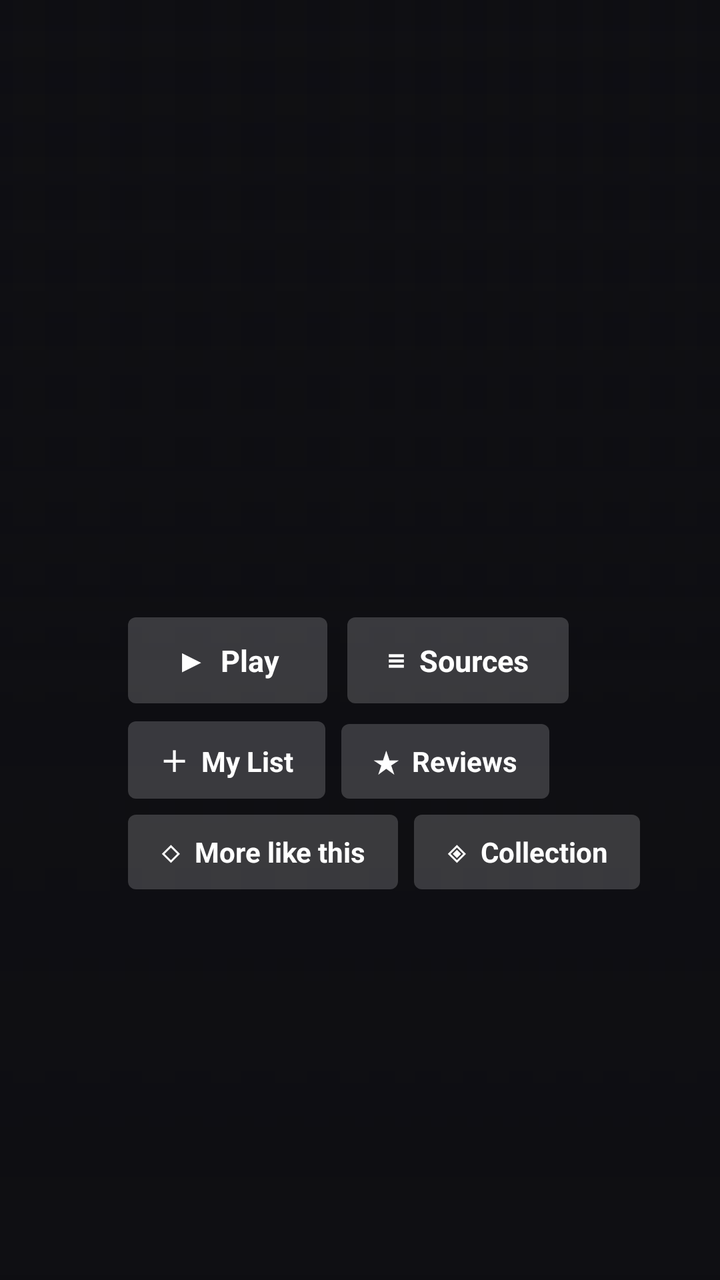
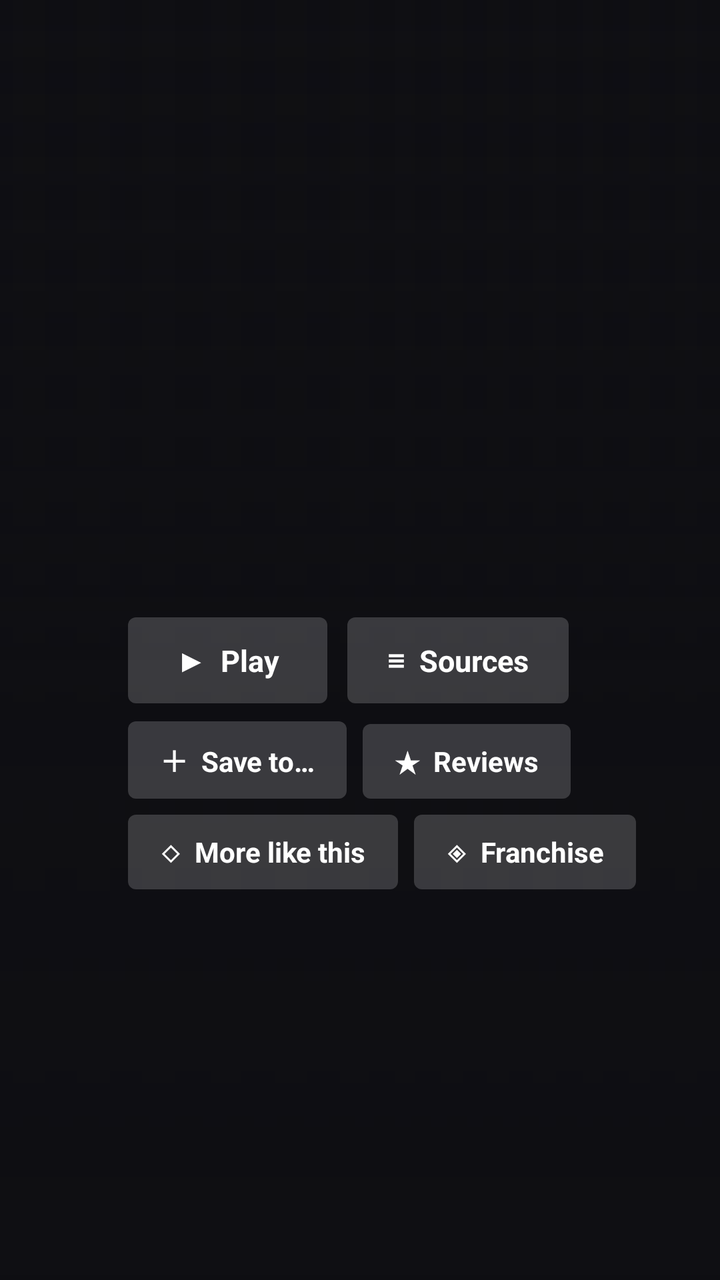

Two renders of the same Android screen: before a commit and after it. Below are the layout's source before the change and the commit's diff.
<!-- AndroidManifest.xml: application theme AppTheme -->
<!-- res/layout/activity_movie.xml -->
<?xml version="1.0" encoding="utf-8"?>
<FrameLayout xmlns:android="http://schemas.android.com/apk/res/android"
    android:layout_width="match_parent"
    android:layout_height="match_parent"
    android:background="@color/bg">

    <ImageView
        android:id="@+id/mBackdrop"
        android:layout_width="match_parent"
        android:layout_height="match_parent"
        android:scaleType="centerCrop"
        android:contentDescription="@string/app_name" />

    <View android:layout_width="match_parent" android:layout_height="match_parent" android:background="@drawable/scrim_left" />
    <View android:layout_width="match_parent" android:layout_height="match_parent" android:background="@drawable/scrim_bottom" />

    <LinearLayout
        android:layout_width="660dp"
        android:layout_height="wrap_content"
        android:layout_gravity="center_vertical"
        android:layout_marginStart="64dp"
        android:orientation="vertical">

        <ImageView
            android:id="@+id/mLogo"
            android:layout_width="300dp"
            android:layout_height="92dp"
            android:scaleType="fitStart"
            android:visibility="gone"
            android:contentDescription="@string/app_name" />

        <TextView
            android:id="@+id/mTitle"
            android:layout_width="match_parent"
            android:layout_height="wrap_content"
            android:fontFamily="@font/cinzel_bold"
            android:textColor="@color/title_cream"
            android:textSize="34sp"
            android:lineSpacingMultiplier="0.95"
            android:maxLines="2"
            android:ellipsize="end"
            android:shadowColor="#cc000000"
            android:shadowRadius="16" />

        <LinearLayout
            android:id="@+id/mBadges"
            android:layout_width="wrap_content"
            android:layout_height="wrap_content"
            android:layout_marginTop="9dp"
            android:orientation="horizontal"
            android:gravity="center_vertical">

            <TextView
                android:id="@+id/mRating"
                android:layout_width="wrap_content"
                android:layout_height="wrap_content"
                android:background="@drawable/chip_gold"
                android:paddingStart="7dp" android:paddingEnd="7dp"
                android:paddingTop="2dp" android:paddingBottom="2dp"
                android:singleLine="true"
                android:textColor="@color/accent_dark"
                android:textSize="11sp"
                android:textStyle="bold"
                android:visibility="gone" />

            <TextView
                android:id="@+id/mYear"
                android:layout_width="wrap_content"
                android:layout_height="wrap_content"
                android:layout_marginStart="10dp"
                android:singleLine="true"
                android:textColor="@color/text_soft"
                android:textSize="13sp"
                android:textStyle="bold" />

            <TextView
                android:id="@+id/mRuntime"
                android:layout_width="wrap_content"
                android:layout_height="wrap_content"
                android:layout_marginStart="12dp"
                android:singleLine="true"
                android:textColor="@color/text_soft"
                android:textSize="13sp"
                android:textStyle="bold" />

            <TextView
                android:id="@+id/mGenres"
                android:layout_width="0dp"
                android:layout_height="wrap_content"
                android:layout_weight="1"
                android:layout_marginStart="12dp"
                android:singleLine="true"
                android:ellipsize="end"
                android:textColor="@color/text_dim"
                android:textSize="13sp"
                android:textStyle="bold" />
        </LinearLayout>

        
        <TextView
            android:id="@+id/mCast"
            android:layout_width="match_parent"
            android:layout_height="wrap_content"
            android:layout_marginTop="7dp"
            android:singleLine="true"
            android:ellipsize="end"
            android:textColor="@color/text_dim"
            android:textSize="12sp" />

        <TextView
            android:id="@+id/mDesc"
            android:layout_width="520dp"
            android:layout_height="wrap_content"
            android:layout_marginTop="10dp"
            android:textColor="@color/text_soft"
            android:textSize="13.5sp"
            android:lineSpacingExtra="3dp"
            android:maxLines="3"
            android:ellipsize="end"
            android:shadowColor="#cc000000"
            android:shadowRadius="8" />

        
        <LinearLayout
            android:layout_width="wrap_content"
            android:layout_height="wrap_content"
            android:layout_marginTop="16dp"
            android:orientation="horizontal">

            <TextView
                android:id="@+id/mPlay"
                android:layout_width="wrap_content"
                android:layout_height="wrap_content"
                android:background="@drawable/btn_primary"
                android:focusable="true"
                android:clickable="true"
                android:paddingStart="24dp" android:paddingEnd="24dp"
                android:paddingTop="11dp" android:paddingBottom="11dp"
                android:singleLine="true"
                android:text="▶  Play"
                android:textColor="@color/btn_primary_text"
                android:textSize="15sp"
                android:textStyle="bold" />

            <TextView
                android:id="@+id/mSources"
                android:layout_width="wrap_content"
                android:layout_height="wrap_content"
                android:layout_marginStart="10dp"
                android:background="@drawable/btn_primary"
                android:focusable="true"
                android:clickable="true"
                android:paddingStart="20dp" android:paddingEnd="20dp"
                android:paddingTop="11dp" android:paddingBottom="11dp"
                android:singleLine="true"
                android:text="≡  Sources"
                android:textColor="@color/btn_primary_text"
                android:textSize="15sp"
                android:textStyle="bold" />
        </LinearLayout>

        
        <LinearLayout
            android:layout_width="wrap_content"
            android:layout_height="wrap_content"
            android:layout_marginTop="9dp"
            android:orientation="horizontal">

            <TextView
                android:id="@+id/mMyList"
                android:layout_width="wrap_content"
                android:layout_height="wrap_content"
                android:background="@drawable/btn_primary"
                android:focusable="true"
                android:clickable="true"
                android:paddingStart="16dp" android:paddingEnd="16dp"
                android:paddingTop="9dp" android:paddingBottom="9dp"
                android:singleLine="true"
                android:text="＋  My List"
                android:textColor="@color/btn_primary_text"
                android:textSize="14sp"
                android:textStyle="bold" />

            <TextView
                android:id="@+id/mTrailer"
                android:layout_width="wrap_content"
                android:layout_height="wrap_content"
                android:layout_marginStart="8dp"
                android:background="@drawable/btn_primary"
                android:focusable="true"
                android:clickable="true"
                android:paddingStart="16dp" android:paddingEnd="16dp"
                android:paddingTop="9dp" android:paddingBottom="9dp"
                android:singleLine="true"
                android:text="▶  Trailer"
                android:textColor="@color/btn_primary_text"
                android:textSize="14sp"
                android:textStyle="bold"
                android:visibility="gone" />

            <TextView
                android:id="@+id/mReviews"
                android:layout_width="wrap_content"
                android:layout_height="wrap_content"
                android:layout_marginStart="8dp"
                android:background="@drawable/btn_primary"
                android:focusable="true"
                android:clickable="true"
                android:paddingStart="16dp" android:paddingEnd="16dp"
                android:paddingTop="9dp" android:paddingBottom="9dp"
                android:singleLine="true"
                android:text="★  Reviews"
                android:textColor="@color/btn_primary_text"
                android:textSize="14sp"
                android:textStyle="bold" />
        </LinearLayout>

        <LinearLayout
            android:layout_width="wrap_content"
            android:layout_height="wrap_content"
            android:layout_marginTop="8dp"
            android:orientation="horizontal">

            <TextView
                android:id="@+id/mSimilar"
                android:layout_width="wrap_content"
                android:layout_height="wrap_content"
                android:background="@drawable/btn_primary"
                android:focusable="true"
                android:clickable="true"
                android:paddingStart="16dp" android:paddingEnd="16dp"
                android:paddingTop="9dp" android:paddingBottom="9dp"
                android:singleLine="true"
                android:text="◇  More like this"
                android:textColor="@color/btn_primary_text"
                android:textSize="14sp"
                android:textStyle="bold" />

            <TextView
                android:id="@+id/mCollection"
                android:layout_width="wrap_content"
                android:layout_height="wrap_content"
                android:layout_marginStart="8dp"
                android:background="@drawable/btn_primary"
                android:focusable="true"
                android:clickable="true"
                android:paddingStart="16dp" android:paddingEnd="16dp"
                android:paddingTop="9dp" android:paddingBottom="9dp"
                android:singleLine="true"
                android:text="◈  Collection"
                android:textColor="@color/btn_primary_text"
                android:textSize="14sp"
                android:textStyle="bold"
                android:ellipsize="end"
                android:maxWidth="230dp" />

            
            <TextView
                android:id="@+id/mSend"
                android:layout_width="wrap_content"
                android:layout_height="wrap_content"
                android:layout_marginStart="8dp"
                android:background="@drawable/btn_primary"
                android:focusable="true"
                android:clickable="true"
                android:paddingStart="16dp" android:paddingEnd="16dp"
                android:paddingTop="9dp" android:paddingBottom="9dp"
                android:singleLine="true"
                android:ellipsize="end"
                android:maxWidth="200dp"
                android:text="➤  Send"
                android:textColor="@color/btn_primary_text"
                android:textSize="14sp"
                android:textStyle="bold"
                android:visibility="gone" />
        </LinearLayout>

        <TextView
            android:id="@+id/mStatus"
            android:layout_width="match_parent"
            android:layout_height="wrap_content"
            android:layout_marginTop="10dp"
            android:singleLine="true"
            android:ellipsize="end"
            android:textColor="@color/text_dim"
            android:textSize="12sp"
            android:textStyle="bold" />
    </LinearLayout>
</FrameLayout>
<!-- resources referenced by this layout -->
<resources>
  <color name="accent_dark">#1a1408</color>
  <color name="bg">#0e0e12</color>
  <color name="text_dim">#9a9aa2</color>
  <color name="text_soft">#d8d3c8</color>
  <color name="title_cream">#f7e9c6</color>
  <!-- drawable btn_primary (drawable) -->
  <?xml version="1.0" encoding="utf-8"?>
  <selector xmlns:android="http://schemas.android.com/apk/res/android">
      <item android:state_focused="true">
          <shape android:shape="rectangle">
              <solid android:color="#f2f2f2" />
              <corners android:radius="4dp" />
          </shape>
      </item>
      <item>
          <shape android:shape="rectangle">
              <solid android:color="#2effffff" />
              <corners android:radius="4dp" />
          </shape>
      </item>
  </selector>
  <!-- drawable chip_gold (drawable) -->
  <?xml version="1.0" encoding="utf-8"?>
  <shape xmlns:android="http://schemas.android.com/apk/res/android" android:shape="rectangle">
      <solid android:color="@color/accent" />
      <corners android:radius="3dp" />
  </shape>
  <!-- drawable scrim_bottom (drawable) -->
  <?xml version="1.0" encoding="utf-8"?>
  <shape xmlns:android="http://schemas.android.com/apk/res/android" android:shape="rectangle">
      <gradient android:angle="90" android:startColor="#ff0e0e12" android:centerColor="#cc0e0e12" android:centerY="0.45" android:endColor="#000e0e12" />
  </shape>
  <!-- drawable scrim_left (drawable) -->
  <?xml version="1.0" encoding="utf-8"?>
  <shape xmlns:android="http://schemas.android.com/apk/res/android" android:shape="rectangle">
      <gradient android:angle="0" android:startColor="#f00e0e12" android:centerColor="#8c0e0e12" android:centerY="0.5" android:endColor="#000e0e12" />
  </shape>
  <string name="app_name">Wahab TV</string>
  <style name="AppTheme" parent="android:Theme.Material.NoActionBar">
          <item name="android:windowBackground">@color/bg</item>
          <item name="android:colorBackground">@color/bg</item>
          <item name="android:colorAccent">@color/accent</item>
      </style>
  <color name="accent">#e0b34d</color>
</resources>

<!-- the commit's change to res/layout/activity_movie.xml (unified diff, before → after) -->
@@ -176,7 +176,7 @@
                 android:paddingStart="16dp" android:paddingEnd="16dp"
                 android:paddingTop="9dp" android:paddingBottom="9dp"
                 android:singleLine="true"
-                android:text="＋  My List"
+                android:text="＋  Save to…"
                 android:textColor="@color/btn_primary_text"
                 android:textSize="14sp"
                 android:textStyle="bold" />
@@ -247,7 +247,7 @@
                 android:paddingStart="16dp" android:paddingEnd="16dp"
                 android:paddingTop="9dp" android:paddingBottom="9dp"
                 android:singleLine="true"
-                android:text="◈  Collection"
+                android:text="◈  Franchise"
                 android:textColor="@color/btn_primary_text"
                 android:textSize="14sp"
                 android:textStyle="bold"
